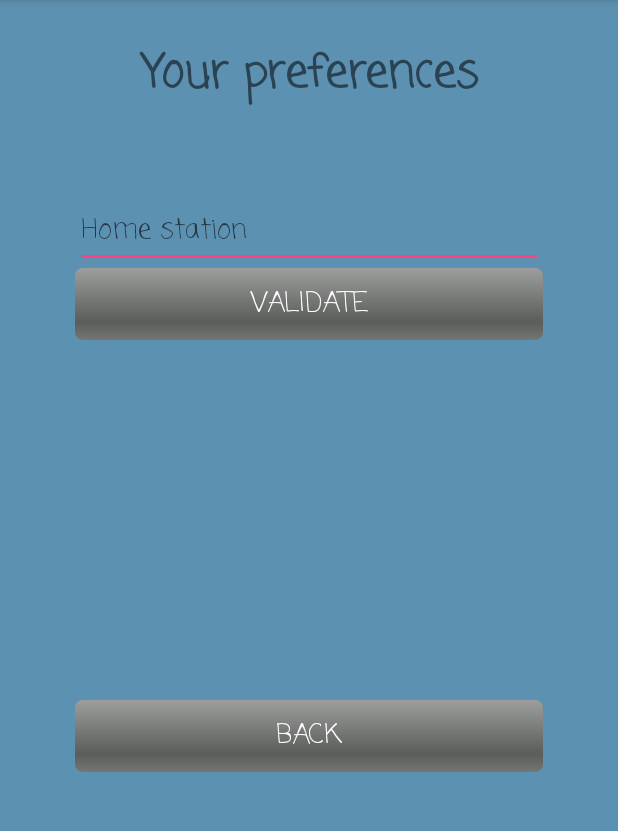
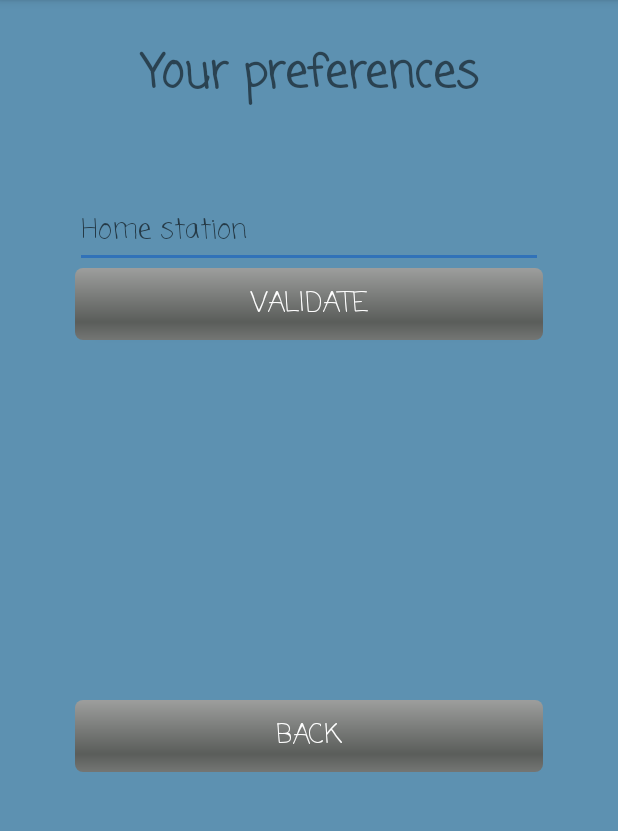
Before and after one commit to kryscooler2/LOCI, an Android app: the UserData screen opened directly, with no data from a screen before it, on a phone screen of 412 x 824 dp, the part 84-915 px from its top. Run offline under Robolectric (Android 15) with nearby library versions, the phone set to English and light mode, and no system bars; network calls fail.

Commit message:
Just changed the color

```diff
--- a/LOCI/front_loci/app/src/main/res/values/colors.xml
+++ b/LOCI/front_loci/app/src/main/res/values/colors.xml
@@ -2,7 +2,7 @@
 <resources>
     <color name="colorPrimary">#3F51B5</color>
     <color name="colorPrimaryDark">#5d91b1</color>
-    <color name="colorAccent">#FF4081</color>
+    <color name="colorAccent">#3072b9</color>
     <color name="testcolor">#42e5f4</color>
     <color name="resultBackground">#bff442</color>
     <color name="service">#405e75</color>
```
